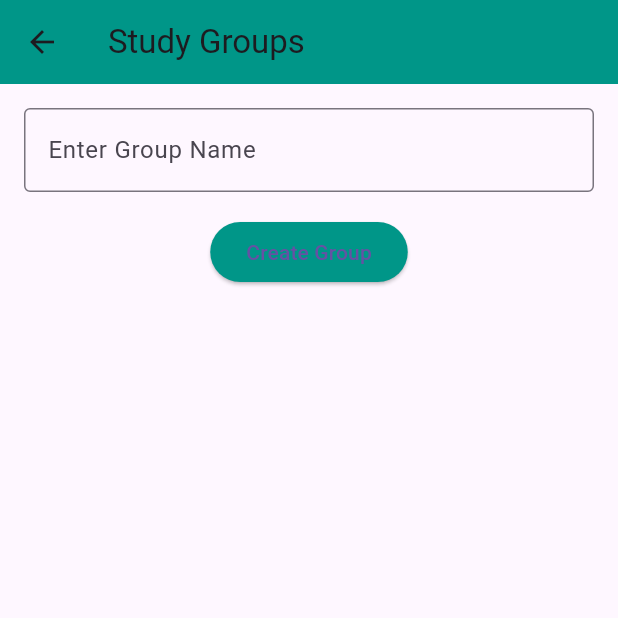
After one commit to fizzzzaaa/campus, a Flutter app: the StudyGroupScreen screen opened directly, after a tap on "Create Group", on a phone screen of 412 x 824 dp, the top half of it. The commit adds this screen. Run offline on Flutter 3.47's test engine with Material 3 defaults, Android fonts, the phone set to English and light mode, and no system bars; our stand-ins replace firebase_auth, firebase_core; accounts and stored records are empty.

Commit message:
group creation, deletion
students can create, leave, add members in the group

```diff
--- a/lib/assignment_tracker_screen.dart
+++ b/lib/assignment_tracker_screen.dart
@@ -11,6 +11,11 @@ class _AssignmentTrackerScreenState extends State<AssignmentTrackerScreen> {
   final TextEditingController _assignmentNameController = TextEditingController();
   DateTime? _selectedDeadline;
   List<Map<String, dynamic>> _assignments = [];
+
+  @override
+  void initState() {
+    super.initState();
+  }
 
   void _selectDeadline() async {
     DateTime? pickedDate = await showDatePicker(
--- /dev/null
+++ b/lib/model_class.dart
@@ -0,0 +1,13 @@
+import 'package:flutter/material.dart';
+
+class StudyGroup {
+  String groupName;
+  List<String> members;
+  Color color;
+
+  StudyGroup({
+    required this.groupName,
+    required this.members,
+    required this.color,
+  });
+}
--- /dev/null
+++ b/lib/study_group.dart
@@ -0,0 +1,256 @@
+import 'package:flutter/material.dart';
+
+// StudyGroup Class
+class StudyGroup {
+  String groupName;
+  List<String> members;
+  Color color;
+
+  StudyGroup({
+    required this.groupName,
+    required this.members,
+    required this.color,
+  });
+}
+
+class StudyGroupScreen extends StatefulWidget {
+  @override
+  _StudyGroupScreenState createState() => _StudyGroupScreenState();
+}
+
+class _StudyGroupScreenState extends State<StudyGroupScreen> {
+  final TextEditingController _groupNameController = TextEditingController();
+  final TextEditingController _memberNameController = TextEditingController();
+  List<StudyGroup> _groups = [];
+
+  void _createGroup() {
+    if (_groupNameController.text.isNotEmpty) {
+      setState(() {
+        _groups.add(StudyGroup(
+          groupName: _groupNameController.text,
+          members: [],
+          color: Colors.teal, // You can modify this color for created groups
+        ));
+        _groupNameController.clear();
+      });
+    }
+  }
+
+  void _addMember(int groupIndex) {
+    if (_memberNameController.text.isNotEmpty) {
+      setState(() {
+        _groups[groupIndex].members.add(_memberNameController.text);
+        _memberNameController.clear();
+      });
+    }
+  }
+
+  void _deleteGroup(int groupIndex) {
+    setState(() {
+      _groups.removeAt(groupIndex);
+    });
+  }
+
+  // Function to navigate to chat screen for the selected group
+  void _goToChatScreen(StudyGroup group) {
+    Navigator.push(
+      context,
+      MaterialPageRoute(
+        builder: (context) => ChatScreen(group: group),
+      ),
+    );
+  }
+
+  // Function to show Snackbar when joining a group
+  void _joinGroup(BuildContext context, StudyGroup group) {
+    final snackBar = SnackBar(content: Text("You have joined the group"));
+    ScaffoldMessenger.of(context).showSnackBar(snackBar);
+  }
+
+  @override
+  Widget build(BuildContext context) {
+    return Scaffold(
+      appBar: AppBar(
+        title: Text('Study Groups'),
+        backgroundColor: Colors.teal,
+      ),
+      body: Padding(
+        padding: const EdgeInsets.all(16.0),
+        child: Column(
+          children: [
+            // Create Group Section
+            TextField(
+              controller: _groupNameController,
+              decoration: InputDecoration(
+                labelText: 'Enter Group Name',
+                border: OutlineInputBorder(),
+              ),
+            ),
+            SizedBox(height: 16),
+            ElevatedButton(
+              onPressed: _createGroup,
+              child: Text('Create Group'),
+              style: ElevatedButton.styleFrom(
+                backgroundColor: Colors.teal,
+              ),
+            ),
+            SizedBox(height: 24),
+
+            // Display Groups List (created groups)
+            Expanded(
+              child: ListView.builder(
+                itemCount: _groups.length,
+                itemBuilder: (context, groupIndex) {
+                  StudyGroup group = _groups[groupIndex];
+
+                  return GestureDetector(
+                    onTap: () => _goToChatScreen(group),
+                    child: Card(
+                      margin: EdgeInsets.symmetric(vertical: 8),
+                      color: group.color,
+                      child: Padding(
+                        padding: const EdgeInsets.all(16.0),
+                        child: Row(
+                          children: [
+                            Icon(Icons.group, color: Colors.white),
+                            SizedBox(width: 8),
+                            Text(
+                              group.groupName,
+                              style: TextStyle(fontWeight: FontWeight.bold, fontSize: 18, color: Colors.white),
+                            ),
+                            Spacer(), // Add space between the text and button
+                            ElevatedButton(
+                              onPressed: () => _joinGroup(context, group),
+                              child: Text("Join Group"),
+                              style: ElevatedButton.styleFrom(
+                                backgroundColor: Colors.white,
+                                foregroundColor: Colors.teal, // Button color
+                                padding: EdgeInsets.symmetric(horizontal: 10),
+                              ),
+                            ),
+                          ],
+                        ),
+                      ),
+                    ),
+                  );
+                },
+              ),
+            ),
+          ],
+        ),
+      ),
+    );
+  }
+}
+
+class ChatScreen extends StatefulWidget {
+  final StudyGroup group;
+
+  ChatScreen({required this.group});
+
+  @override
+  _ChatScreenState createState() => _ChatScreenState();
+}
+
+class _ChatScreenState extends State<ChatScreen> {
+  final TextEditingController _messageController = TextEditingController();
+  final TextEditingController _addMemberController = TextEditingController();
+  List<String> _messages = [];
+
+  void _sendMessage() {
+    if (_messageController.text.isNotEmpty) {
+      setState(() {
+        _messages.add(_messageController.text);
+        _messageController.clear();
+      });
+    }
+  }
+
+  void _addMember() {
+    if (_addMemberController.text.isNotEmpty) {
+      setState(() {
+        widget.group.members.add(_addMemberController.text);
+        _addMemberController.clear();
+      });
+    }
+  }
+
+  @override
+  Widget build(BuildContext context) {
+    return Scaffold(
+      appBar: AppBar(
+        title: Text(widget.group.groupName),
+        backgroundColor: Colors.teal,
+      ),
+      body: Column(
+        children: [
+          // Display Group Members
+          Container(
+            padding: EdgeInsets.all(8.0),
+            color: Colors.teal[50],
+            child: Column(
+              crossAxisAlignment: CrossAxisAlignment.start,
+              children: [
+                Text('Members:', style: TextStyle(fontWeight: FontWeight.bold)),
+                SizedBox(height: 8),
+                ...widget.group.members.map((member) => Text(member)).toList(),
+                SizedBox(height: 8),
+                // Add Member TextField
+                TextField(
+                  controller: _addMemberController,
+                  decoration: InputDecoration(
+                    labelText: 'Add Member',
+                    border: OutlineInputBorder(),
+                  ),
+                ),
+                SizedBox(height: 8),
+                ElevatedButton(
+                  onPressed: _addMember,
+                  child: Text('Submit'),
+                  style: ElevatedButton.styleFrom(
+                    backgroundColor: Colors.teal,
+                  ),
+                ),
+              ],
+            ),
+          ),
+          SizedBox(height: 16),
+
+          // Chat Messages Section
+          Expanded(
+            child: ListView.builder(
+              itemCount: _messages.length,
+              itemBuilder: (context, index) {
+                return ListTile(
+                  title: Text(_messages[index]),
+                );
+              },
+            ),
+          ),
+
+          // Chat Input Section
+          Padding(
+            padding: const EdgeInsets.all(8.0),
+            child: Row(
+              children: [
+                Expanded(
+                  child: TextField(
+                    controller: _messageController,
+                    decoration: InputDecoration(
+                      hintText: 'Type a message...',
+                      border: OutlineInputBorder(),
+                    ),
+                  ),
+                ),
+                IconButton(
+                  onPressed: _sendMessage,
+                  icon: Icon(Icons.send, color: Colors.teal),
+                ),
+              ],
+            ),
+          ),
+        ],
+      ),
+    );
+  }
+}
```
Also changed, not shown: lib/home_screen.dart (+8 -0 lines).
